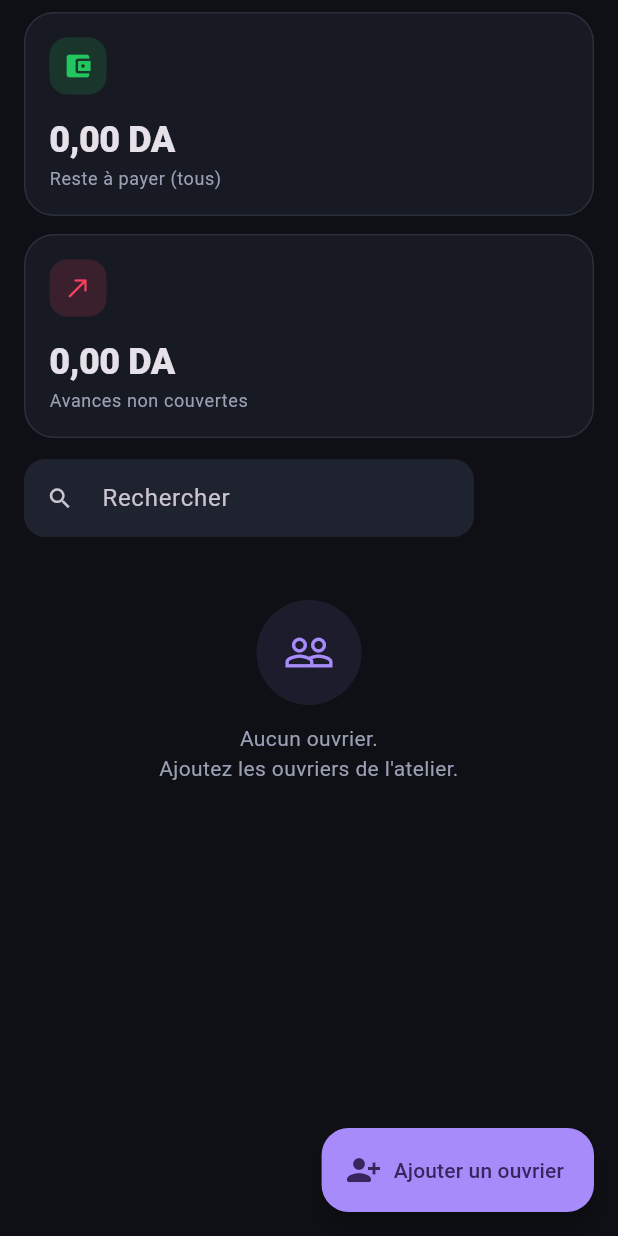
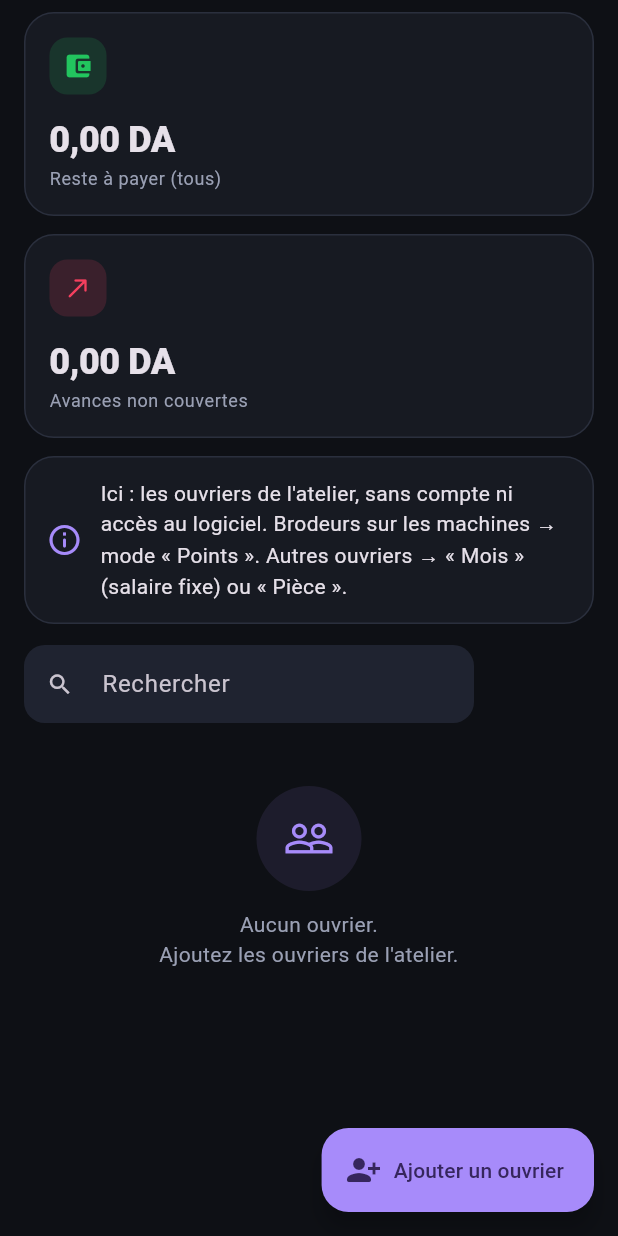
Before and after one commit to charuadejsi-del/fares, a Flutter app: the OuvriersScreen screen opened directly, on a phone screen of 412 x 824 dp. Run offline on Flutter 3.47's test engine with Material 3 defaults, Android fonts, the phone set to English and light mode, and no system bars; our stand-ins replace fl_chart, image_picker, pdf, printing, shared_preferences, supabase_flutter; missing offline and left inert: mobile_scanner; accounts and stored records are empty.

Commit message:
QR en grand sur A4 après création d'un produit ; onglet Ouvriers (sans compte) clarifié
Co-Authored-By: Claude Opus 5.5 <noreply@anthropic.com>
Claude-Session: https://claude.ai/code/session_0116pLr3PoWhQjekr3xbQaWs

```diff
--- a/broderie_app/lib/screens/admin_screens.dart
+++ b/broderie_app/lib/screens/admin_screens.dart
@@ -279,8 +279,9 @@ class _EmployesScreenState extends State<EmployesScreen> {
                 Icon(Icons.info_outline_rounded, color: context.cs.primary),
                 const SizedBox(width: 12),
                 const Expanded(
-                  child: Text('Chaque employé se connecte avec son identifiant et son mot de passe. '
-                      'Il ne voit que les espaces que vous cochez : Broderie, Paie & avances, Stock & ventes.'),
+                  child: Text('Comptes de connexion au logiciel (gérant, magasinier, caissier…). '
+                      'Chacun ne voit que les espaces cochés.\n'
+                      'Les ouvriers sans accès (brodeurs, ouvriers au mois) s\'ajoutent dans l\'onglet « Ouvriers ».'),
                 ),
               ]),
             ),
--- a/broderie_app/lib/screens/home_shell.dart
+++ b/broderie_app/lib/screens/home_shell.dart
@@ -38,7 +38,7 @@ class _HomeShellState extends State<HomeShell> {
         if (session.peut(Espace.broderie))
           const _Dest(_Cle.broderie, 'Broderie', 'Broderie', Icons.blur_on_outlined, Icons.blur_on_rounded),
         if (session.peut(Espace.paie))
-          const _Dest(_Cle.paie, 'Paie', 'Ouvriers · paie & avances', Icons.account_balance_wallet_outlined, Icons.account_balance_wallet_rounded),
+          const _Dest(_Cle.paie, 'Ouvriers', 'Ouvriers · salaires & avances', Icons.groups_outlined, Icons.groups_rounded),
         if (session.peut(Espace.stock))
           const _Dest(_Cle.stock, 'Stock', 'Stock & ventes', Icons.inventory_2_outlined, Icons.inventory_2_rounded),
       ];
--- a/broderie_app/lib/screens/refs_screens.dart
+++ b/broderie_app/lib/screens/refs_screens.dart
@@ -97,6 +97,18 @@ class _OuvriersScreenState extends State<OuvriersScreen> {
                     color: AppColors.rose,
                   ),
                 ]),
+                const SizedBox(height: 12),
+                AppCard(
+                  padding: const EdgeInsets.all(14),
+                  child: Row(children: [
+                    Icon(Icons.info_outline_rounded, color: context.cs.primary),
+                    const SizedBox(width: 12),
+                    const Expanded(
+                      child: Text('Ici : les ouvriers de l\'atelier, sans compte ni accès au logiciel. '
+                          'Brodeurs sur les machines → mode « Points ». Autres ouvriers → « Mois » (salaire fixe) ou « Pièce ».'),
+                    ),
+                  ]),
+                ),
                 const SizedBox(height: 14),
                 _ListHeader(
                   onSearch: (v) => setState(() => _q = v),
--- a/broderie_app/lib/screens/settings_screen.dart
+++ b/broderie_app/lib/screens/settings_screen.dart
@@ -46,8 +46,8 @@ class SettingsScreen extends StatelessWidget {
               child: Column(children: [
                 ListTile(
                   leading: const Icon(Icons.manage_accounts_rounded, color: AppColors.gold),
-                  title: const Text('Employés et accès', style: TextStyle(fontWeight: FontWeight.w700)),
-                  subtitle: const Text('Créer des comptes et choisir leurs espaces'),
+                  title: const Text('Comptes et accès au logiciel', style: TextStyle(fontWeight: FontWeight.w700)),
+                  subtitle: const Text('Pour ceux qui utilisent l\'application (pas les ouvriers)'),
                   trailing: const Icon(Icons.chevron_right),
                   onTap: () => Navigator.of(context).push(MaterialPageRoute(builder: (_) => const EmployesScreen())),
                 ),
```
Also changed, not shown: broderie_app/lib/pdf/documents.dart (+30 -3 lines), broderie_app/lib/screens/stock/produits_screen.dart (+51 -5 lines).
